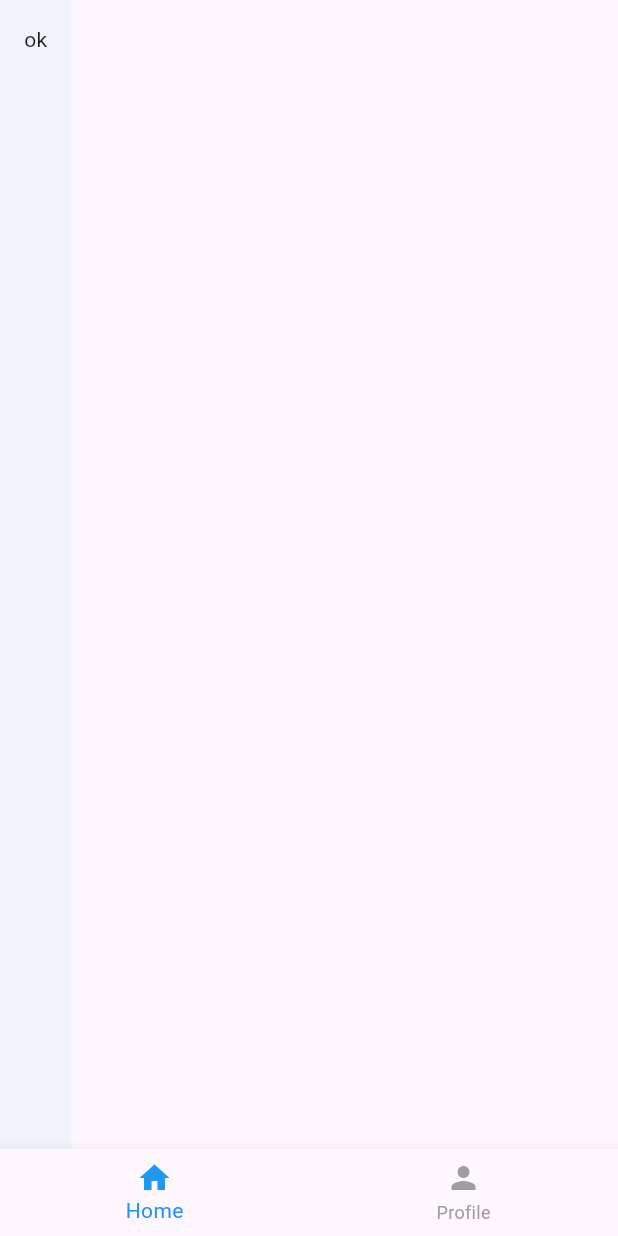
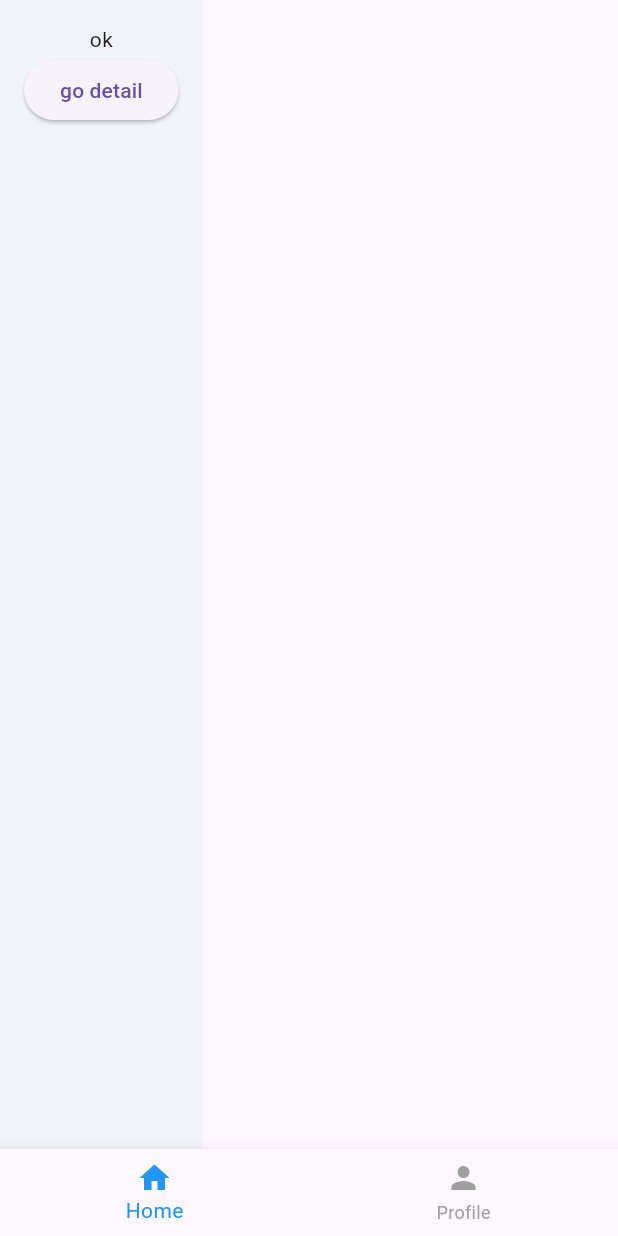
Before and after one commit to GuitherezDika/flutter_task, a Flutter app: the screen it shows after launch, on a phone screen of 412 x 824 dp. Run offline on Flutter 3.47's test engine with Material 3 defaults, Android fonts, the phone set to English and light mode, and no system bars.

Commit message:
feat: detail screen dan navigasi

```diff
--- /dev/null
+++ b/lib/screens/detail_data_screen.dart
@@ -0,0 +1,30 @@
+import 'package:flutter/material.dart';
+
+class DetailDataScreen extends StatefulWidget {
+  const DetailDataScreen({super.key});
+
+  @override
+  State<DetailDataScreen> createState() => _DetailDataScreenState();
+}
+
+class _DetailDataScreenState extends State<DetailDataScreen> {
+  @override
+  Widget build(BuildContext context) {
+    return MaterialApp(
+      title: 'Detail',
+      home: Scaffold(
+        body: Container(
+          color: Color(0xFFf0f3f8),
+          child: Padding(
+            padding: EdgeInsets.all(16),
+            child: Column(
+              children: [
+                Text('detail')
+              ],
+            ),
+          )
+        ),
+      )
+    );
+  }
+}
--- a/lib/screens/home_screen.dart
+++ b/lib/screens/home_screen.dart
@@ -1,4 +1,5 @@
 import 'package:flutter/material.dart';
+import 'package:flutter_task/screens/detail_data_screen.dart';
 
 class HomeScreen extends StatefulWidget {
   const HomeScreen({super.key});
@@ -19,7 +20,11 @@ class _HomeScreenState extends State<HomeScreen> {
             padding: EdgeInsets.all(16),
             child: Column(
               children: [
-                Text('ok')
+                Text('ok'),
+                ElevatedButton(onPressed: () {
+                  Navigator.push(context,
+                  MaterialPageRoute(builder: (context) => DetailDataScreen()));
+                }, child: Text('go detail'))
               ],
             ),
           )
```
